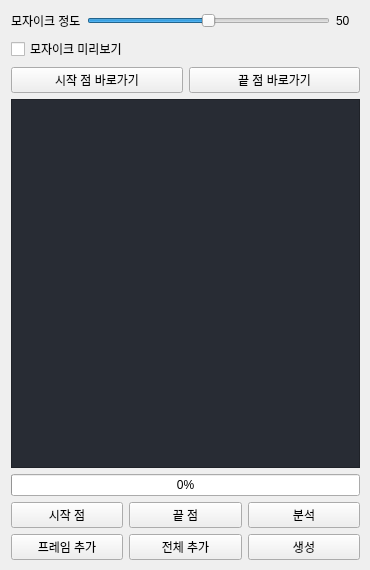
First picture: the form in rsc/ui/mosaic.ui, repository polnet13/kimAI, before the edit.
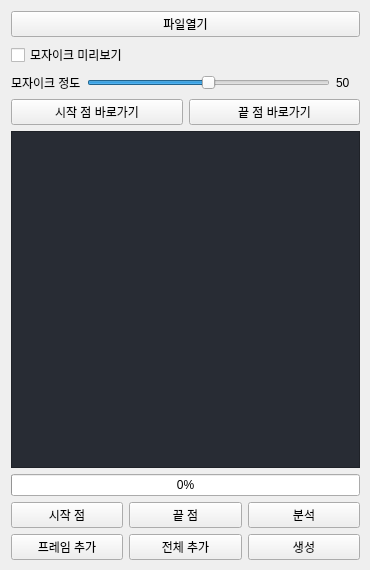
Second picture: the form after the edit.

What changed in the file:
```diff
--- a/rsc/ui/mosaic.ui
+++ b/rsc/ui/mosaic.ui
@@ -22,7 +22,7 @@
      <height>571</height>
     </rect>
    </property>
-   <layout class="QVBoxLayout" name="verticalLayout_7" stretch="0,0,0,6,0,0">
+   <layout class="QVBoxLayout" name="verticalLayout_7" stretch="0,0,0,0,6,0,0">
     <property name="leftMargin">
      <number>11</number>
     </property>
@@ -35,6 +35,24 @@
     <property name="bottomMargin">
      <number>11</number>
     </property>
+    <item>
+     <widget class="QPushButton" name="btn__file_open">
+      <property name="text">
+       <string>파일열기</string>
+      </property>
+     </widget>
+    </item>
+    <item>
+     <layout class="QHBoxLayout" name="horizontalLayout_2">
+      <item>
+       <widget class="QCheckBox" name="checkBox_mosaic">
+        <property name="text">
+         <string>모자이크 미리보기</string>
+        </property>
+       </widget>
+      </item>
+     </layout>
+    </item>
     <item>
      <layout class="QHBoxLayout" name="horizontalLayout_7">
       <item>
@@ -82,13 +100,6 @@
       </item>
      </layout>
     </item>
-    <item>
-     <widget class="QCheckBox" name="checkBox_mosaic">
-      <property name="text">
-       <string>모자이크 미리보기</string>
-      </property>
-     </widget>
-    </item>
     <item>
      <layout class="QHBoxLayout" name="horizontalLayout">
       <item>
```
